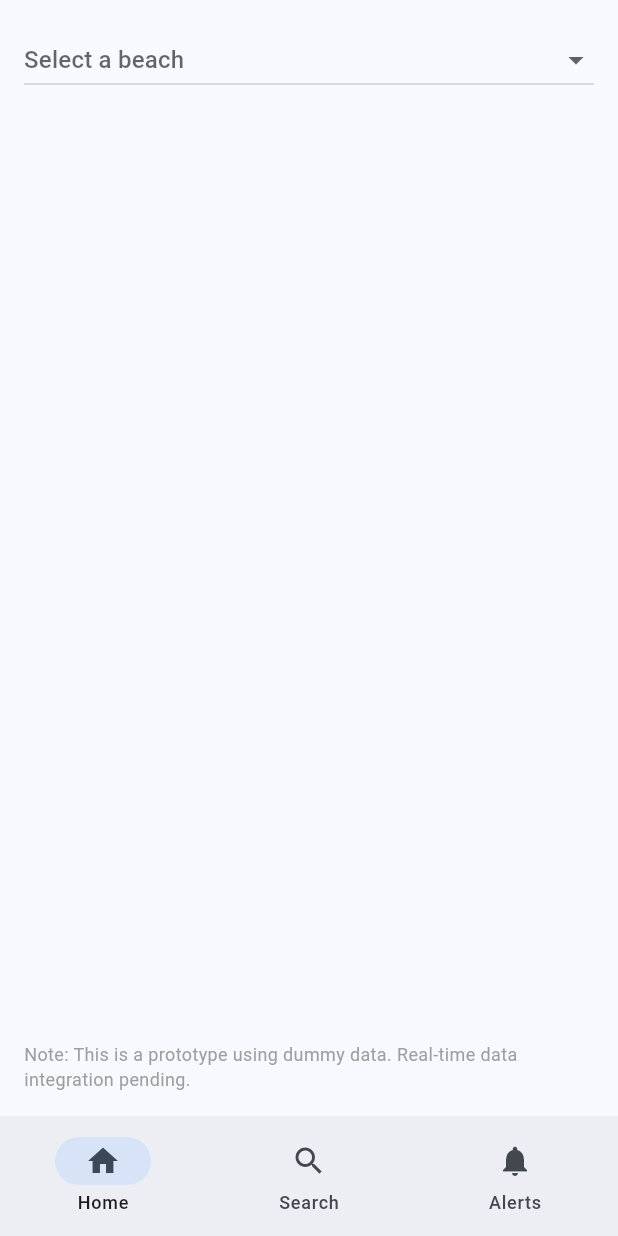
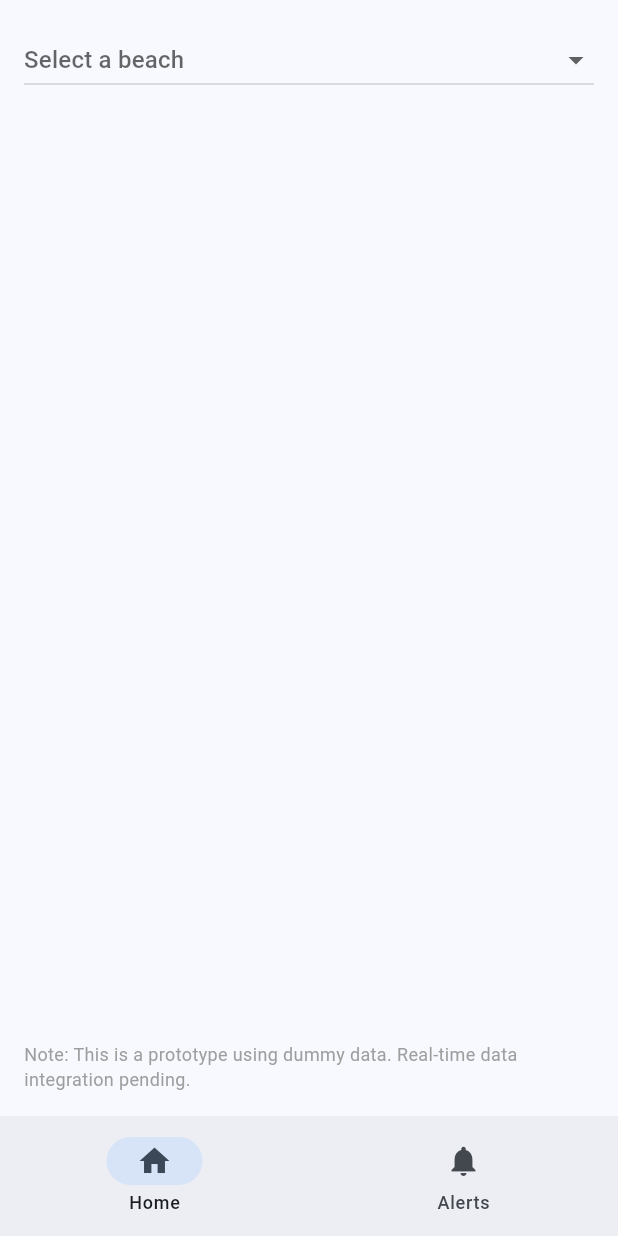
Before and after one commit to Lonwwolf14/shoresafe, a Flutter app: the screen it shows after launch, on a phone screen of 412 x 824 dp. Run offline on Flutter 3.47's test engine with Material 3 defaults, Android fonts, the light colour scheme and no system bars.

Commit message:
V 0.0.2
Remove the search icon from the bottom nvaigation

```diff
--- a/lib/main.dart
+++ b/lib/main.dart
@@ -1,6 +1,5 @@
 import 'package:flutter/material.dart';
 import 'screens/home_screen.dart';
-import 'screens/search_screen.dart';
 import 'screens/alerts_screen.dart';
 import 'widgets/bottom_navigation.dart';
 
@@ -34,7 +33,6 @@
 
   final List<Widget> _screens = [
     const HomeScreen(),
-    const SearchScreen(),
     const AlertsScreen(),
   ];
 
--- a/lib/widgets/bottom_navigation.dart
+++ b/lib/widgets/bottom_navigation.dart
@@ -21,10 +21,6 @@ class BottomNavigation extends StatelessWidget {
           label: 'Home',
         ),
         NavigationDestination(
-          icon: Icon(Icons.search),
-          label: 'Search',
-        ),
-        NavigationDestination(
           icon: Icon(Icons.notifications),
           label: 'Alerts',
         ),
```
Also changed, not shown: lib/screens/search_screen.dart (deleted, +0 -12 lines), lib/screens/home_screen.dart (line endings or trailing spaces), 1 other file.
